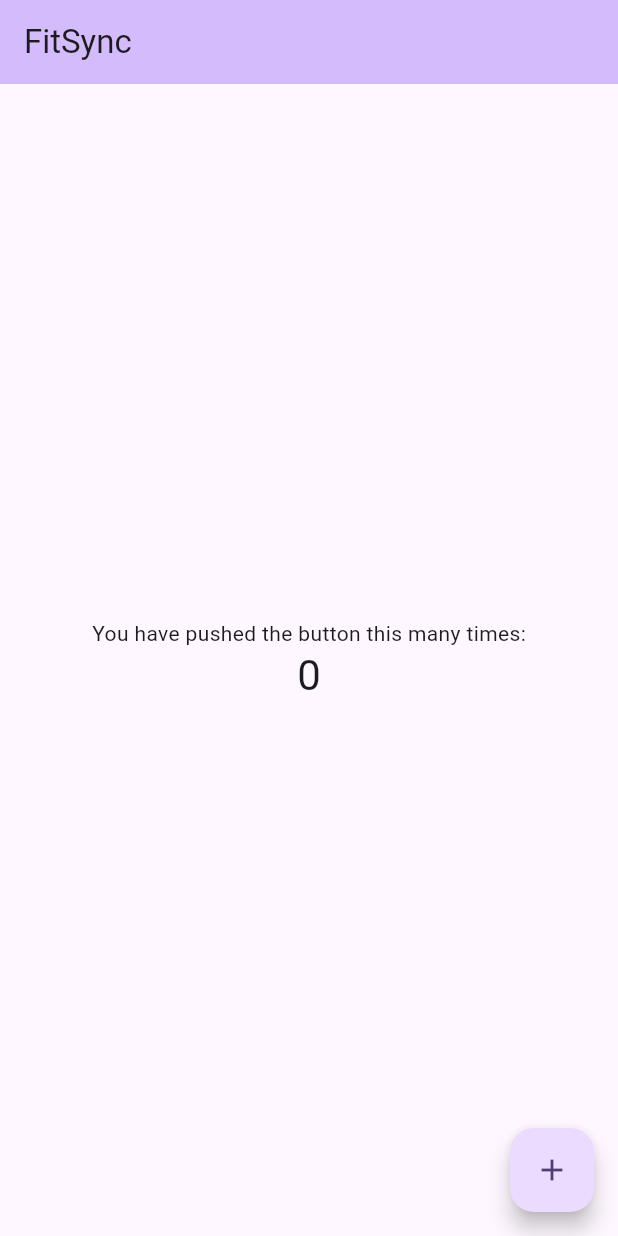
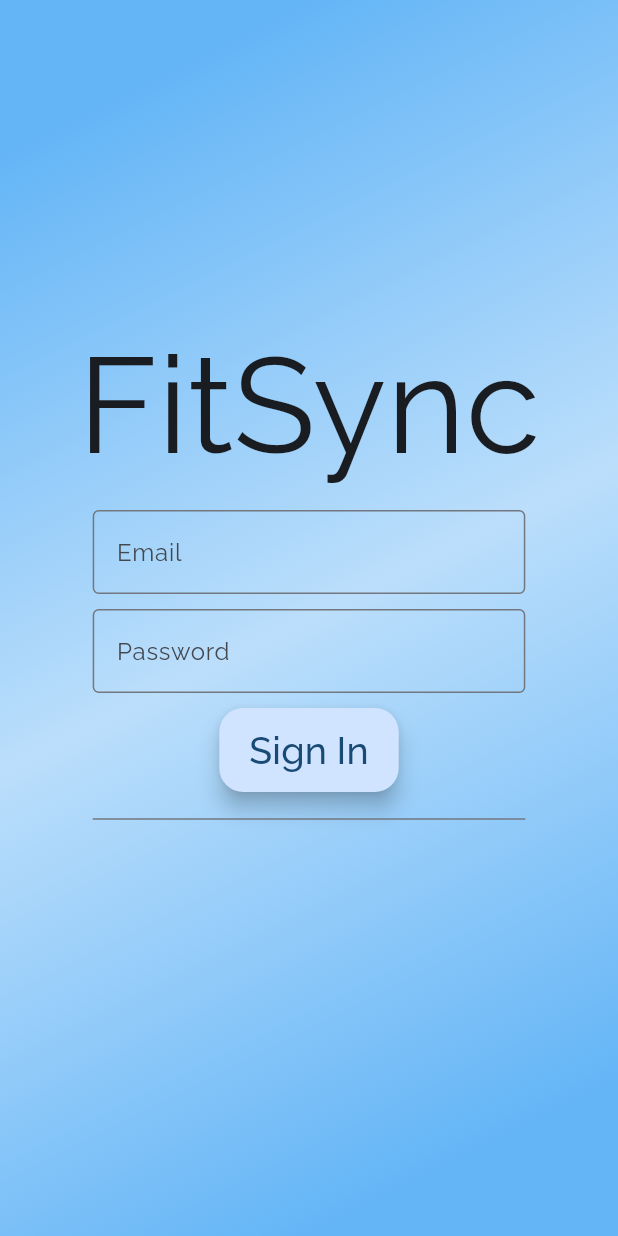
Before and after one commit to DarkGenius2409/LanierTechFair2024, a Flutter app: the screen it shows after launch, on a phone screen of 412 x 824 dp. Run offline on Flutter 3.47's test engine with Material 3 defaults, Android fonts, the phone set to English and light mode, and no system bars; our stand-ins replace cloud_firestore, firebase_auth, firebase_core, google_fonts; accounts and stored records are empty.

Commit message:
built layout + email-password sign in

```diff
--- /dev/null
+++ b/client/lib/email_password_form.dart
@@ -0,0 +1,99 @@
+// ignore_for_file: use_build_context_synchronously
+
+import 'package:client/main.dart';
+import 'package:client/signin_page.dart';
+import 'package:firebase_auth/firebase_auth.dart';
+import 'package:flutter/material.dart';
+
+class EmailPasswordForm extends StatefulWidget {
+  const EmailPasswordForm(
+      {super.key,
+      required this.emailController,
+      required this.passwordController});
+
+  final TextEditingController emailController;
+  final TextEditingController passwordController;
+
+  @override
+  EmailPasswordFormState createState() {
+    return EmailPasswordFormState();
+  }
+}
+
+class EmailPasswordFormState extends State<EmailPasswordForm> {
+  final _formKey = GlobalKey<FormState>();
+
+  void passwordSignIn() async {
+    if (_formKey.currentState!.validate()) {
+      try {
+        final credential = await FirebaseAuth.instance
+            .signInWithEmailAndPassword(
+                email: widget.emailController.text,
+                password: widget.passwordController.text);
+        Navigator.push(
+            context, MaterialPageRoute(builder: (context) => const MainPage()));
+      } on FirebaseAuthException catch (e) {
+        if (e.code == 'user-not-found') {
+          ScaffoldMessenger.of(context).showSnackBar(
+            const SnackBar(content: Text('Account not found')),
+          );
+        } else if (e.code == 'wrong-password') {
+          ScaffoldMessenger.of(context).showSnackBar(
+            const SnackBar(content: Text('Incorrect Email or Password')),
+          );
+        }
+      }
+    }
+  }
+
+  @override
+  Widget build(BuildContext context) {
+    return Form(
+        key: _formKey,
+        child: Column(
+          children: [
+            Padding(
+              padding: const EdgeInsets.symmetric(vertical: 5),
+              child: TextFormField(
+                validator: (value) {
+                  if (value == null || value.isEmpty) {
+                    return 'Please enter some text';
+                  }
+                  return null;
+                },
+                decoration: const InputDecoration(
+                  hintText: "Email",
+                  border: OutlineInputBorder(),
+                ),
+                controller: widget.emailController,
+              ),
+            ),
+            Padding(
+              padding: const EdgeInsets.symmetric(vertical: 5),
+              child: TextFormField(
+                validator: (value) {
+                  if (value == null || value.isEmpty) {
+                    return 'Please enter some text';
+                  }
+                  return null;
+                },
+                decoration: const InputDecoration(
+                  hintText: "Password",
+                  border: OutlineInputBorder(),
+                ),
+                controller: widget.passwordController,
+              ),
+            ),
+            Padding(
+              padding: const EdgeInsets.only(top: 5, bottom: 10),
+              child: FloatingActionButton.extended(
+                  onPressed: passwordSignIn,
+                  label: const Text(
+                    "Sign In",
+                    style: TextStyle(fontSize: 25),
+                  )),
+            ),
+          ],
+        ));
+  }
+}
--- a/client/lib/main.dart
+++ b/client/lib/main.dart
@@ -1,6 +1,19 @@
+import 'package:client/account_page.dart';
+import 'package:client/home_page.dart';
+import 'package:client/library_page.dart';
+import 'new_page.dart';
+import 'search_page.dart';
+import 'signin_page.dart';
 import 'package:flutter/material.dart';
+import 'package:google_fonts/google_fonts.dart';
+import 'package:firebase_core/firebase_core.dart';
+import 'firebase_options.dart';
 
-void main() {
+Future<void> main() async {
+  WidgetsFlutterBinding.ensureInitialized();
+  await Firebase.initializeApp(
+    options: DefaultFirebaseOptions.currentPlatform,
+  );
   runApp(const MyApp());
 }
 
@@ -10,59 +23,93 @@ class MyApp extends StatelessWidget {
   @override
   Widget build(BuildContext context) {
     return MaterialApp(
-      title: 'FitSync',
       theme: ThemeData(
-        colorScheme: ColorScheme.fromSeed(
-            seedColor: const Color.fromARGB(255, 202, 171, 255)),
-        useMaterial3: true,
-      ),
-      home: const MyHomePage(),
+          useMaterial3: true,
+          colorScheme: ColorScheme.fromSeed(seedColor: Colors.blue),
+          textTheme: TextTheme(
+            titleLarge: GoogleFonts.raleway(),
+            displayLarge: GoogleFonts.raleway(),
+            bodyLarge: GoogleFonts.raleway(),
+            bodyMedium: GoogleFonts.raleway(),
+            bodySmall: GoogleFonts.raleway(),
+            labelLarge: GoogleFonts.raleway(),
+            labelMedium: GoogleFonts.raleway(fontWeight: FontWeight.bold),
+          )),
+      home: const SignInPage(),
     );
   }
 }
 
-class MyHomePage extends StatefulWidget {
-  const MyHomePage({super.key});
+class MainPage extends StatefulWidget {
+  const MainPage({super.key});
 
   @override
-  State<MyHomePage> createState() => _MyHomePageState();
+  State<MainPage> createState() => _MainPageState();
 }
 
-class _MyHomePageState extends State<MyHomePage> {
-  int _counter = 0;
-
-  void _incrementCounter() {
-    setState(() {
-      _counter++;
-    });
-  }
+class _MainPageState extends State<MainPage> {
+  int currentPageIndex = 0;
+  NavigationDestinationLabelBehavior labelBehavior =
+      NavigationDestinationLabelBehavior.onlyShowSelected;
 
   @override
   Widget build(BuildContext context) {
+    final ThemeData theme = Theme.of(context);
     return Scaffold(
       appBar: AppBar(
-        backgroundColor: Theme.of(context).colorScheme.inversePrimary,
-        title: const Text("FitSync"),
-      ),
-      body: Center(
-        child: Column(
-          mainAxisAlignment: MainAxisAlignment.center,
-          children: <Widget>[
-            const Text(
-              'You have pushed the button this many times:',
-            ),
-            Text(
-              '$_counter',
-              style: Theme.of(context).textTheme.headlineMedium,
-            ),
-          ],
+        backgroundColor: theme.colorScheme.primary,
+        title: const Text(
+          "FitSync",
+          style: TextStyle(
+            fontSize: 30,
+            color: Colors.white,
+          ),
         ),
       ),
-      floatingActionButton: FloatingActionButton(
-        onPressed: _incrementCounter,
-        tooltip: 'Increment',
-        child: const Icon(Icons.add),
-      ), // This trailing comma makes auto-formatting nicer for build methods.
+      bottomNavigationBar: NavigationBar(
+        onDestinationSelected: (int index) {
+          setState(() {
+            currentPageIndex = index;
+          });
+        },
+        labelBehavior: labelBehavior,
+        selectedIndex: currentPageIndex,
+        destinations: const <Widget>[
+          NavigationDestination(
+            selectedIcon: Icon(Icons.home_rounded),
+            icon: Icon(Icons.home_outlined),
+            label: 'Home',
+          ),
+          NavigationDestination(
+            selectedIcon: Icon(Icons.search_rounded),
+            icon: Icon(Icons.search_outlined),
+            label: 'Discover',
+          ),
+          NavigationDestination(
+            selectedIcon: Icon(Icons.add_circle_rounded),
+            icon: Icon(Icons.add_circle_outline_outlined),
+            label: 'New',
+          ),
+          NavigationDestination(
+            selectedIcon: Icon(Icons.bookmarks_rounded),
+            icon: Icon(Icons.bookmarks_outlined),
+            label: 'Saved',
+          ),
+          NavigationDestination(
+            selectedIcon: Icon(Icons.account_circle_rounded),
+            icon: Icon(Icons.account_circle_outlined),
+            label: 'Account',
+          ),
+        ],
+      ),
+      body: <Widget>[
+        /// Home page
+        const HomePage(),
+        const SearchPage(),
+        const NewPage(),
+        const LibraryPage(),
+        const AccountPage()
+      ][currentPageIndex],
     );
   }
 }
--- /dev/null
+++ b/client/lib/signin_page.dart
@@ -0,0 +1,80 @@
+// ignore_for_file: use_build_context_synchronously
+
+import 'package:client/main.dart';
+import 'package:flutter/material.dart';
+import 'package:firebase_auth/firebase_auth.dart';
+
+import 'email_password_form.dart';
+
+class SignInPage extends StatefulWidget {
+  const SignInPage({super.key});
+
+  @override
+  State<SignInPage> createState() => _SignInPageState();
+}
+
+class _SignInPageState extends State<SignInPage> {
+  final emailController = TextEditingController();
+  final passwordController = TextEditingController();
+
+  @override
+  void dispose() {
+    emailController.dispose();
+    passwordController.dispose();
+    super.dispose();
+  }
+
+  @override
+  Widget build(BuildContext context) {
+    final double paddingTop = MediaQuery.of(context).size.height * 0.25;
+    final double paddingX = MediaQuery.of(context).size.width * 0.15;
+    final double dividerIndent = MediaQuery.of(context).size.width * 0.15;
+
+    final ThemeData theme = Theme.of(context);
+    return Container(
+      decoration: BoxDecoration(
+          gradient: LinearGradient(
+              begin: Alignment.topLeft,
+              end: Alignment.bottomRight,
+              stops: const [
+            0.1,
+            0.3,
+            0.5,
+            0.7,
+            0.9
+          ],
+              colors: [
+            Colors.blue.shade300,
+            Colors.blue.shade200,
+            Colors.blue.shade100,
+            Colors.blue.shade200,
+            Colors.blue.shade300,
+          ])),
+      child: Scaffold(
+          backgroundColor: Colors.transparent,
+          body: Center(
+            child: Column(children: [
+              Padding(
+                padding: EdgeInsets.only(top: paddingTop),
+                child: const Text(
+                  "FitSync",
+                  style: TextStyle(fontSize: 90),
+                ),
+              ),
+              Padding(
+                padding: EdgeInsets.symmetric(horizontal: paddingX),
+                child: EmailPasswordForm(
+                  emailController: emailController,
+                  passwordController: passwordController,
+                ),
+              ),
+              Divider(
+                indent: dividerIndent,
+                endIndent: dividerIndent,
+                color: theme.dividerColor,
+              ),
+            ]),
+          )),
+    );
+  }
+}
--- a/client/pubspec.yaml
+++ b/client/pubspec.yaml
@@ -35,6 +35,10 @@ dependencies:
   # The following adds the Cupertino Icons font to your application.
   # Use with the CupertinoIcons class for iOS style icons.
   cupertino_icons: ^1.0.2
+  google_fonts: ^6.1.0
+  firebase_core: ^2.24.2
+  firebase_auth: ^4.15.3
+  cloud_firestore: ^4.13.6
 
 dev_dependencies:
   flutter_test:
```
Also changed, not shown: client/lib/account_page.dart (added, +15 -0 lines), client/lib/home_page.dart (added, +57 -0 lines), client/lib/library_page.dart (added, +15 -0 lines), client/lib/new_page.dart (added, +19 -0 lines), client/lib/search_page.dart (added, +19 -0 lines), client/lib/firebase_options.dart (added), client/pubspec.lock, 9 other files.
